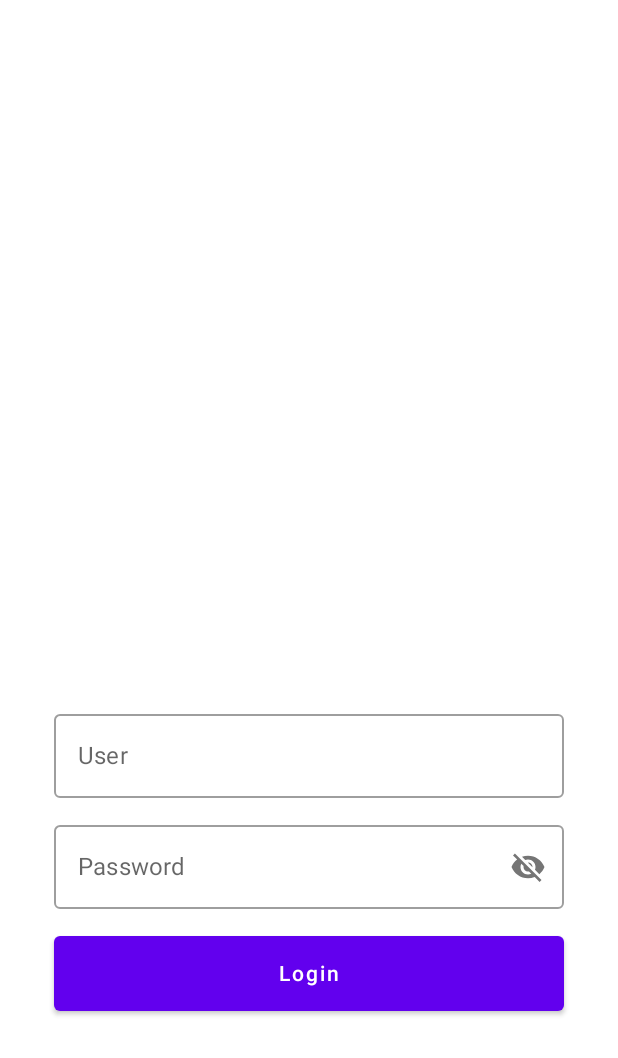
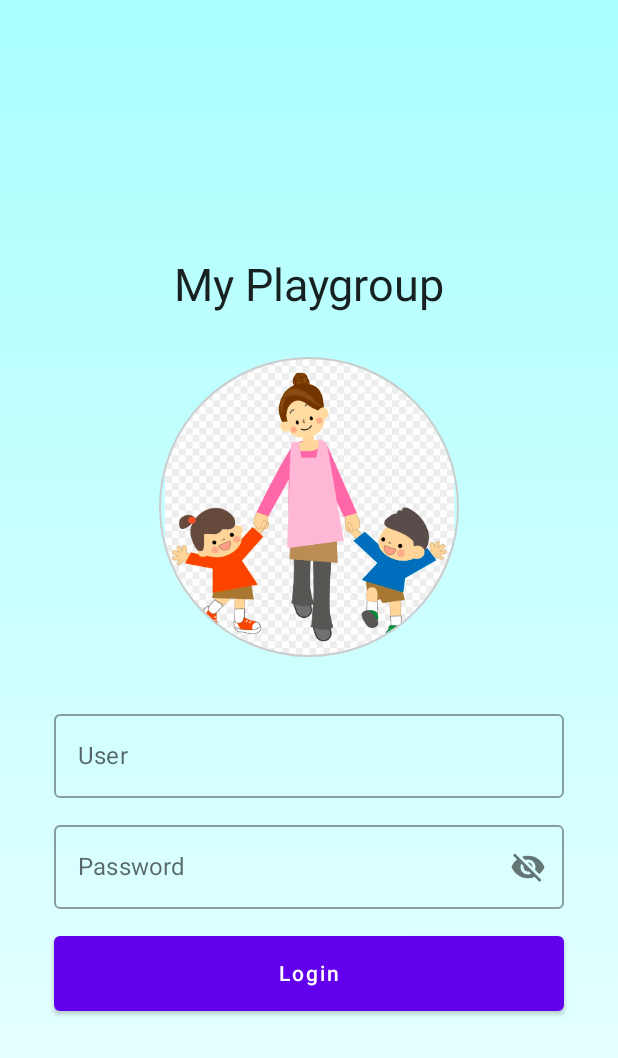
Before and after one commit to VegardAaberge/MyPlaygroup, an Android app built with Jetpack Compose: the composable LoginScreen shown on its own in the app's theme, on a phone screen of 412 x 824 dp. Shown: the top 1058 px of the screen. Run offline under Robolectric (Android 15) with nearby library versions, the phone set to English and light mode, and no system bars; our stand-ins replace Dagger/Hilt's generated code, livedata-compose; libraries missing offline, so code that uses them is left out: com.ramcosta.composedestinations; 1 statement that could not run was skipped.

Commit message:
Show the logo and the title above the login screen

```diff
--- a/app/src/main/java/com/myplaygroup/app/feature_login/presentation/login/LoginScreen.kt
+++ b/app/src/main/java/com/myplaygroup/app/feature_login/presentation/login/LoginScreen.kt
@@ -2,24 +2,31 @@ package com.myplaygroup.app.feature_login.presentation.login
 
 import androidx.compose.animation.core.animateDpAsState
 import androidx.compose.animation.core.tween
-import androidx.compose.foundation.background
-import androidx.compose.foundation.clickable
+import androidx.compose.foundation.*
 import androidx.compose.foundation.interaction.MutableInteractionSource
 import androidx.compose.foundation.layout.*
+import androidx.compose.foundation.shape.CircleShape
 import androidx.compose.material.*
 import androidx.compose.runtime.*
 import androidx.compose.runtime.livedata.observeAsState
 import androidx.compose.ui.Alignment
 import androidx.compose.ui.Modifier
 import androidx.compose.ui.draw.alpha
+import androidx.compose.ui.draw.clip
+import androidx.compose.ui.graphics.Brush
 import androidx.compose.ui.graphics.Color
+import androidx.compose.ui.graphics.painter.Painter
 import androidx.compose.ui.platform.LocalFocusManager
+import androidx.compose.ui.res.painterResource
 import androidx.compose.ui.unit.dp
+import androidx.compose.ui.unit.sp
 import androidx.hilt.navigation.compose.hiltViewModel
+import com.myplaygroup.app.R
 import com.myplaygroup.app.core.components.CustomProgressIndicator
 import com.myplaygroup.app.feature_login.presentation.login.components.LoginButton
 import com.myplaygroup.app.feature_login.presentation.login.components.LoginTextFields
 import com.myplaygroup.app.core.util.Resource
+import com.myplaygroup.app.feature_login.presentation.login.components.LoginImageAndText
 import com.ramcosta.composedestinations.annotation.Destination
 import com.ramcosta.composedestinations.navigation.DestinationsNavigator
 import kotlinx.coroutines.delay
@@ -71,6 +78,15 @@ fun LoginScreen(
             horizontalAlignment = Alignment.CenterHorizontally,
             modifier = Modifier
                 .fillMaxSize()
+                .verticalScroll(rememberScrollState())
+                .background(
+                    Brush.verticalGradient(
+                        colors = listOf(
+                            Color(0xFFAAFFFF),
+                            Color(0xFFEEFFFF),
+                        )
+                    )
+                )
                 .clickable(
                     interactionSource = MutableInteractionSource(),
                     indication = null,
@@ -80,6 +96,14 @@ fun LoginScreen(
                     }
                 )
         ) {
+            LoginImageAndText(
+                imageSize = 200.dp,
+                imageTextSpace = 30.dp,
+                fontSize = 30.sp
+            )
+
+            Spacer(modifier = Modifier.height(30.dp))
+
             LoginTextFields(
                 user = viewModel.user.value,
                 password = viewModel.password.value,
@@ -95,6 +119,7 @@ fun LoginScreen(
                 enabled = !(userResponse is Resource.Loading),
                 modifier = Modifier
             )
+
             Spacer(modifier = Modifier.height(18.dp))
 
             LoginButton(
--- /dev/null
+++ b/app/src/main/java/com/myplaygroup/app/feature_login/presentation/login/components/LoginImageAndText.kt
@@ -0,0 +1,48 @@
+package com.myplaygroup.app.feature_login.presentation.login.components
+
+import androidx.compose.foundation.Image
+import androidx.compose.foundation.border
+import androidx.compose.foundation.layout.*
+import androidx.compose.foundation.shape.CircleShape
+import androidx.compose.material.Text
+import androidx.compose.runtime.Composable
+import androidx.compose.ui.Modifier
+import androidx.compose.ui.draw.clip
+import androidx.compose.ui.graphics.Color
+import androidx.compose.ui.res.painterResource
+import androidx.compose.ui.res.stringResource
+import androidx.compose.ui.unit.Dp
+import androidx.compose.ui.unit.TextUnit
+import androidx.compose.ui.unit.dp
+import androidx.compose.ui.unit.sp
+import com.myplaygroup.app.R
+
+@Composable
+fun LoginImageAndText(
+    fontSize: TextUnit = 50.sp,
+    imageTextSpace: Dp = 20.dp,
+    imageSize: Dp = 200.dp,
+    modifier: Modifier = Modifier
+) {
+    Text(
+        text = stringResource(id = R.string.my_playgroup),
+        fontSize = fontSize,
+    )
+
+    Spacer(modifier = Modifier.height(imageTextSpace))
+
+    Image(
+        painter = painterResource(id = R.drawable.playgroup),
+        contentDescription = null,
+        modifier = modifier
+            .size(imageSize)
+            .aspectRatio(1f)
+            .border(
+                1.dp,
+                Color.LightGray,
+                CircleShape
+            )
+            .padding(1.dp)
+            .clip(CircleShape)
+    )
+}
--- a/app/src/main/res/values/strings.xml
+++ b/app/src/main/res/values/strings.xml
@@ -5,4 +5,5 @@
     <string name="password_label">Password</string>
     <string name="password_placeholder">Enter password</string>
     <string name="button_login">Login</string>
+    <string name="my_playgroup">My Playgroup</string>
 </resources>
```
Also changed, not shown: app/src/main/res/drawable-xxhdpi/playgroup.png (added), 1 other file.
